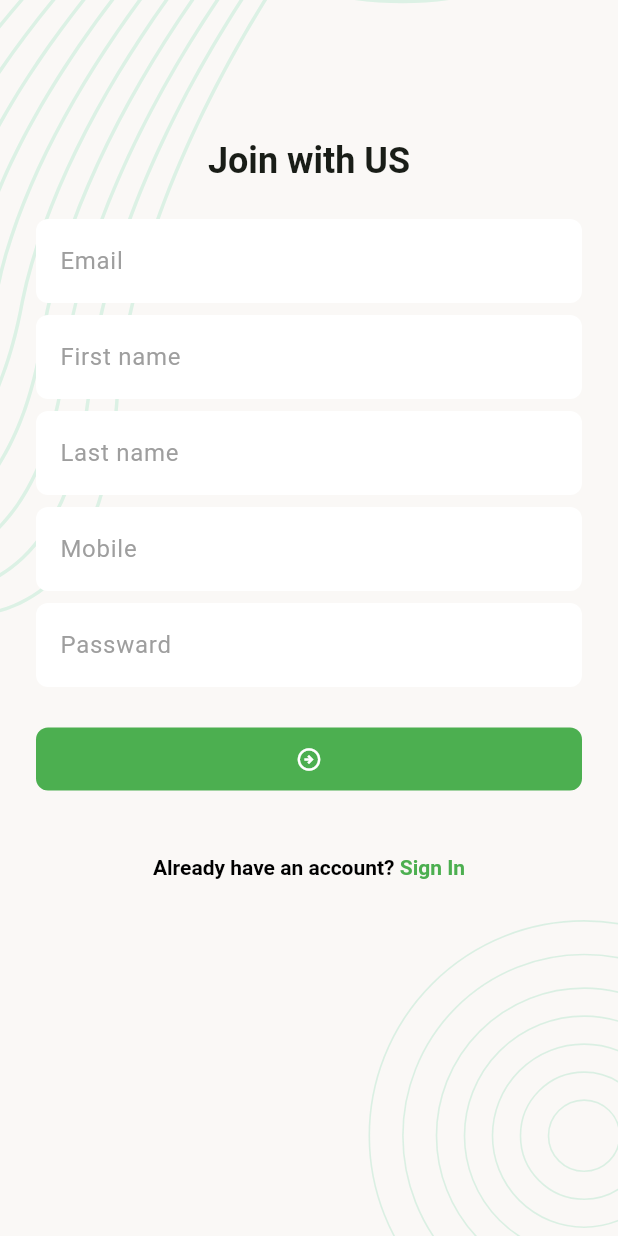
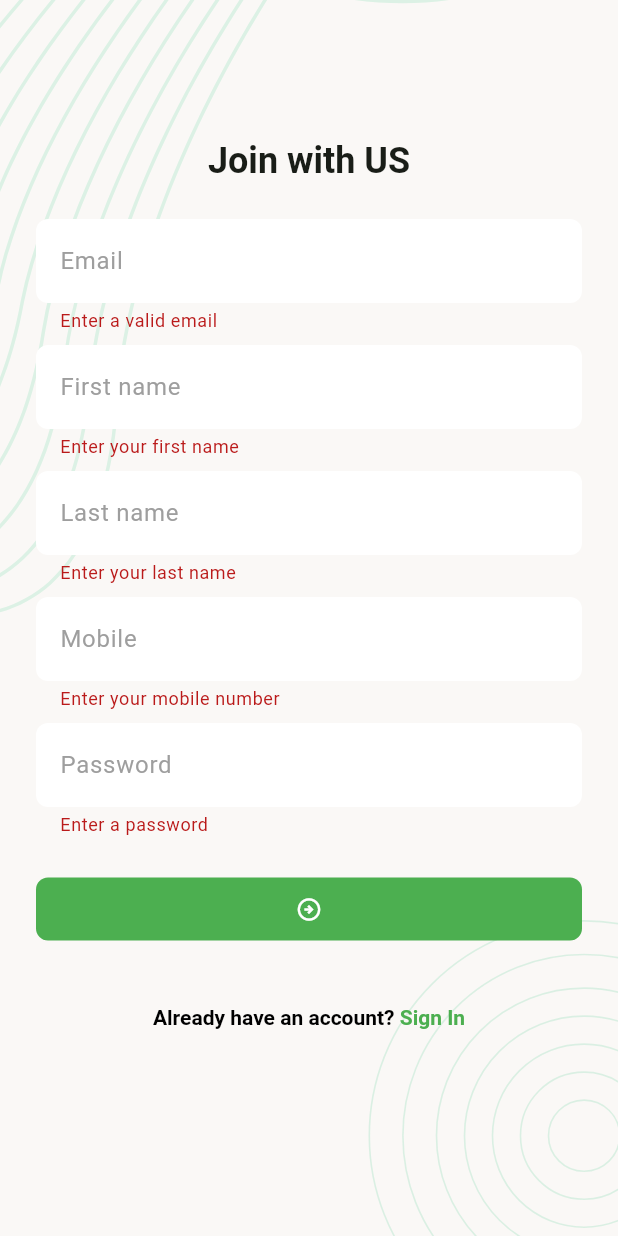
Before and after one commit to Shishir707/Task-Manager-App, a Flutter app: the SignUpScreen screen opened by its route, after a tap on the "arrow circle right" icon, on a phone screen of 412 x 824 dp. Run offline on Flutter 3.47's test engine with Material 3 defaults, Android fonts, the phone set to English and light mode, and no system bars; our stand-ins replace email_validator, flutter_svg, pin_code_fields.

Commit message:
successfully implement sign up page

```diff
--- a/lib/UI/screen/sign_up_screen.dart
+++ b/lib/UI/screen/sign_up_screen.dart
@@ -1,6 +1,10 @@
+import 'package:email_validator/email_validator.dart';
 import 'package:flutter/gestures.dart';
 import 'package:flutter/material.dart';
 import 'package:task_manager/UI/widgets/backgroundScreen.dart';
+import 'package:task_manager/UI/widgets/scafold_message.dart';
+import 'package:task_manager/data/service/network_caller.dart';
+import 'package:task_manager/data/utils/myUrls.dart';
 
 class SignUpScreen extends StatefulWidget {
   const SignUpScreen({super.key});
@@ -10,58 +14,155 @@ class SignUpScreen extends StatefulWidget {
 }
 
 class _SignUpScreenState extends State<SignUpScreen> {
+  final TextEditingController _emailController = TextEditingController();
+  final TextEditingController _firstController = TextEditingController();
+  final TextEditingController _lastController = TextEditingController();
+  final TextEditingController _mobileController = TextEditingController();
+  final TextEditingController _passwordController = TextEditingController();
+
+  final GlobalKey<FormState> _formKey = GlobalKey<FormState>();
+
+  bool loading = false;
+
   @override
   Widget build(BuildContext context) {
     return Scaffold(
-      body: ScreenBackground(child: Padding(
+      body: ScreenBackground(
+        child: Padding(
           padding: const EdgeInsets.all(24),
+          child: Form(
+            key: _formKey,
+            autovalidateMode: AutovalidateMode.onUserInteraction,
             child: Column(
               spacing: 8,
               children: [
-            SizedBox(height: 60,),
-            Text('Join with US',
-                style: Theme.of(context).textTheme.titleLarge
+                SizedBox(height: 60),
+                Text(
+                  'Join with US',
+                  style: Theme.of(context).textTheme.titleLarge,
                 ),
-            SizedBox(height: 8,),
-            TextFormField(decoration: InputDecoration(hintText: 'Email')),
-            TextFormField(decoration: InputDecoration(hintText: 'First name')),
-            TextFormField(decoration: InputDecoration(hintText: 'Last name')),
-            TextFormField(decoration: InputDecoration(hintText: 'Mobile')),
-            TextFormField(decoration: InputDecoration(hintText: 'Passward')),
-            SizedBox(height: 8,),
+                SizedBox(height: 8),
+                TextFormField(
+                  controller: _emailController,
+                  decoration: InputDecoration(hintText: 'Email'),
+                  validator: (String? value) {
+                    if (value!.trim().isEmpty) {
+                      return "Enter a valid email";
+                    }
+                    if (!EmailValidator.validate(value.trim())) {
+                      return "Your email is not valid";
+                    }
+                    return null;
+                  },
+                ),
+                TextFormField(
+                  controller: _firstController,
+                  decoration: InputDecoration(hintText: 'First name'),
+                  validator: (String? value) {
+                    if (value!.trim().isEmpty) {
+                      return "Enter your first name";
+                    }
+                    return null;
+                  },
+                ),
+                TextFormField(
+                  controller: _lastController,
+                  decoration: InputDecoration(hintText: 'Last name'),
+                  validator: (String? value) {
+                    if (value!.trim().isEmpty) {
+                      return "Enter your last name";
+                    }
+                    return null;
+                  },
+                ),
+                TextFormField(
+                  controller: _mobileController,
+                  decoration: InputDecoration(hintText: 'Mobile'),
+                  validator: (String? value) {
+                    if (value!.trim().isEmpty) {
+                      return "Enter your mobile number";
+                    }
+                    if (value!.length > 11 || value!.length < 11) {
+                      return "Enter a valid phone number";
+                    }
+                    return null;
+                  },
+                ),
+                TextFormField(
+                  controller: _passwordController,
+                  decoration: InputDecoration(hintText: 'Password'),
+                  validator: (String? value) {
+                    if (value!.isEmpty) {
+                      return "Enter a password";
+                    }
+                    if (value!.length < 6) {
+                      return "Password must be at least 6 character";
+                    }
+                    return null;
+                  },
+                ),
+                SizedBox(height: 8),
                 FilledButton(
-                onPressed: _onTabSignUpButton, child: Icon(Icons.arrow_circle_right_outlined)
+                  onPressed: _onTabSignUpButton,
+                  child: Icon(Icons.arrow_circle_right_outlined),
                 ),
-            SizedBox(height: 24,),
+                SizedBox(height: 24),
                 RichText(
                   text: TextSpan(
                     style: TextStyle(
                       color: Colors.black,
-                  fontWeight: FontWeight.w600
+                      fontWeight: FontWeight.w600,
                     ),
                     text: "Already have an account? ",
                     children: [
                       TextSpan(
-                    style: TextStyle(
-                      color: Colors.green
-                    ),
+                        style: TextStyle(color: Colors.green),
                         text: "Sign In",
                         recognizer: TapGestureRecognizer()
-                      ..onTap = _onTapSignInButon
-                  )
-                ]
+                          ..onTap = _onTapSignInButon,
                       ),
-            )
                     ],
                   ),
-      )
+                ),
+              ],
+            ),
+          ),
+        ),
       ),
     );
   }
 
-  void _onTabSignUpButton (){}
+  void _onTapSignInButon() {
+    Navigator.pop(context);
+  }
 
-  void _onTapSignInButon () {
-    Navigator.pushNamed(context, '/sign-in');
+  void _onTabSignUpButton() {
+    if (_formKey.currentState!.validate()) {
+      _signUp();
     }
   }
+
+  Future<void> _signUp() async {
+    loading = true;
+    setState(() {});
+
+    Map<String, dynamic> requestBody = {
+      "email": _emailController.text.trim(),
+      "firstName": _firstController.text.trim(),
+      "lastName": _lastController.text.trim(),
+      "mobile": _mobileController.text.trim(),
+      "password": _passwordController.text,
+    };
+
+    NetworkResponse response = await NetworkCaller.postRequest(
+      MyUrls.registration,
+      body: requestBody,
+    );
+
+    if (response.isSuccess) {
+      trueScaffoldMessage(context, "Registration Successful!. Please Log in...");
+    } else {
+      falseScaffoldMessage(context, response.errorMessage);
+    }
+  }
+}
--- /dev/null
+++ b/lib/data/utils/myUrls.dart
@@ -0,0 +1,5 @@
+class MyUrls {
+  static const String _baseUrl = "http://35.73.30.144:2005/api/v1";
+
+  static const String registration = "$_baseUrl/Registration";
+}
--- a/pubspec.yaml
+++ b/pubspec.yaml
@@ -17,6 +17,7 @@ dependencies:
   flutter_svg: ^2.2.1
   pin_code_fields: ^8.0.1
   http: ^1.6.0
+  email_validator: ^3.0.0
 
 dev_dependencies:
   flutter_test:
```
Also changed, not shown: lib/UI/widgets/scafold_message.dart (added, +37 -0 lines), lib/data/service/network_caller.dart (+9 -8 lines), pubspec.lock. Lines whose indentation alone changed are shown as unchanged.
